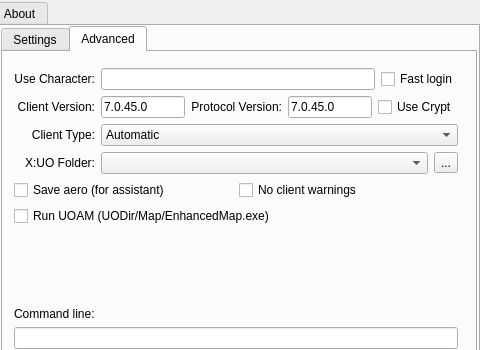
This is launcherwindow.ui in jokker23/OrionLauncher as Qt 5 draws it before an edit; both pictures show x 201 to 681 and y 0 to 350 of the 681 by 434 pixel window. The edited form follows.
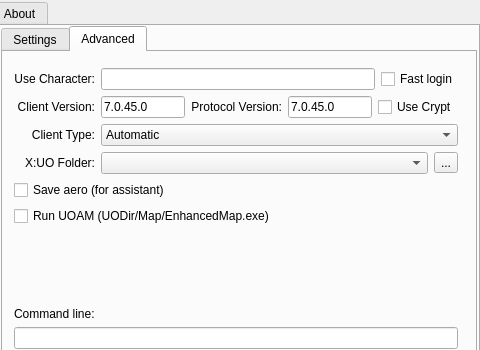
This is the edited form. The open tabs and pages were chosen to show the change. Icons and pictures are not drawn.

Commit message: Remove "no client warnings"

The edit to the form file:
```diff
--- a/launcherwindow.ui
+++ b/launcherwindow.ui
@@ -471,13 +471,6 @@
                  </property>
                 </widget>
                </item>
-               <item>
-                <widget class="QCheckBox" name="cb_NoClientWarnings">
-                 <property name="text">
-                  <string>No client warnings</string>
-                 </property>
-                </widget>
-               </item>
               </layout>
              </item>
              <item>
```
Left out of the diff: 2 changed lines with no effect on the pictures. The commit also changes 1 other file.
